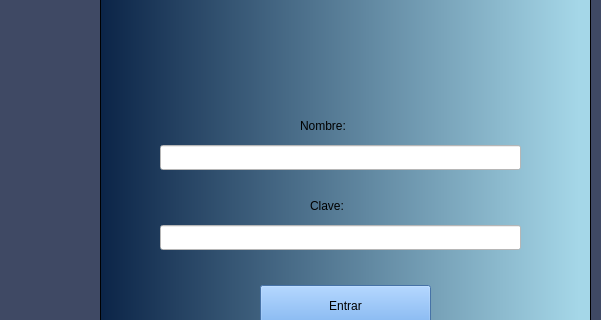
Above: Interfaces/Login.ui from FranciscoMelen10/Seguridad_UT before the change; both pictures show x 0 to 601 and y 95 to 415 of the 698 by 552 pixel window. Below: the same form after it.
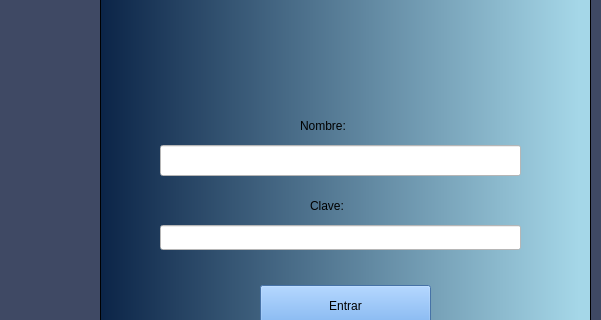
That is the form after the change. Icons and pictures are not drawn.

The edit to the form file:
```diff
--- a/Interfaces/Login.ui
+++ b/Interfaces/Login.ui
@@ -92,7 +92,7 @@
        <x>60</x>
        <y>210</y>
        <width>361</width>
-       <height>25</height>
+       <height>31</height>
       </rect>
      </property>
      <property name="styleSheet">
```
Left out of the diff: 16 changed lines with no effect on the pictures.
